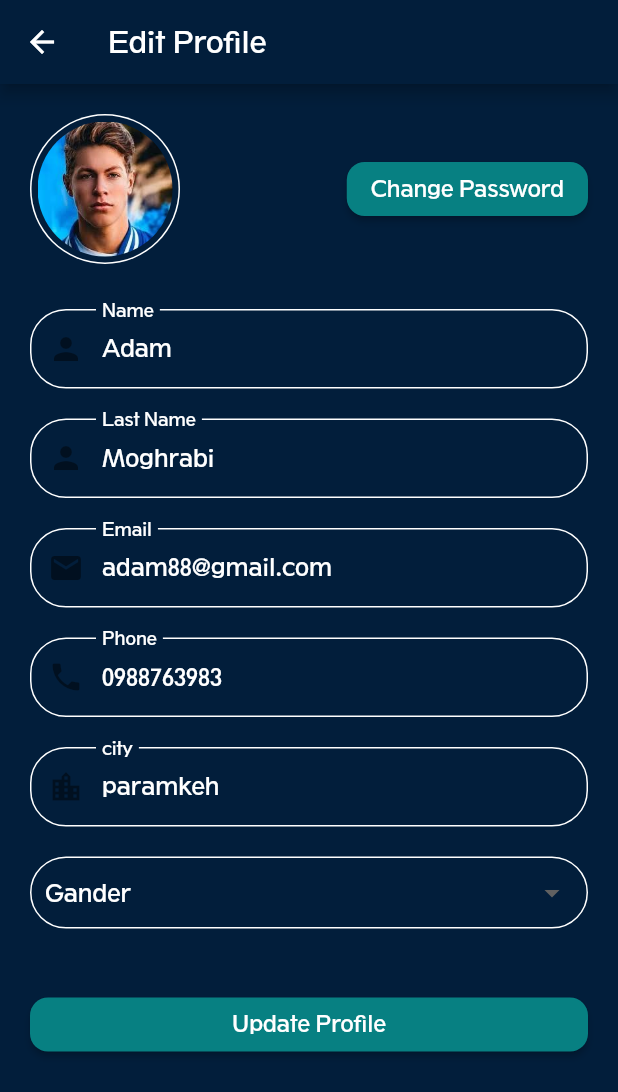
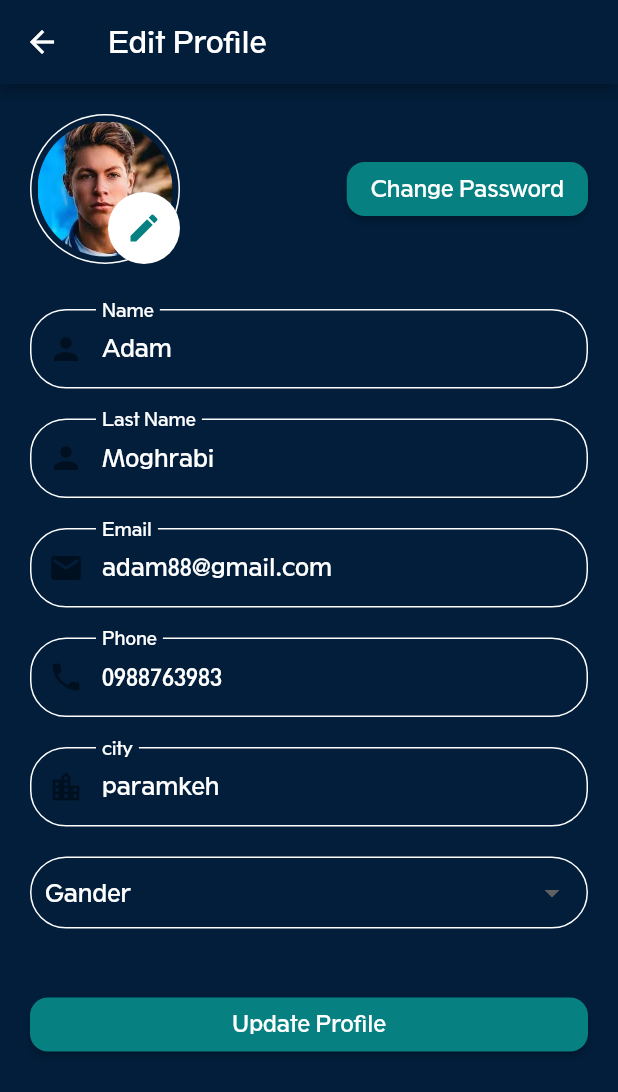
Before and after one commit to rajaashater/real_estate_app, a Flutter app: the ProfileScreen screen opened directly, on a phone screen of 412 x 824 dp. Shown: the top 1092 px of the screen. Run offline on Flutter 3.47's test engine with Material 2 defaults, Android fonts, the phone set to English and light mode, and no system bars; our stand-ins replace awesome_dialog, easy_localization, flutter_rating_bar, image_picker; missing offline and left inert: fluid_bottom_nav_bar, queen_validators.

Commit message:
image picker added && Grid View edited

```diff
--- a/lib/views/components/components.dart
+++ b/lib/views/components/components.dart
@@ -2,3 +2,4 @@ export 'k_range_slider.dart';
 export 'k_choices_wrap.dart';
 export 'k_drop_down_button_form_field.dart';
 export 'K_text_form_field.dart';
+export 'k_profile_image.dart';
--- /dev/null
+++ b/lib/views/components/k_profile_image.dart
@@ -0,0 +1,60 @@
+import 'dart:io';
+
+import 'package:flutter/material.dart';
+import 'package:image_picker/image_picker.dart';
+import 'package:real_estate_app/utils/theme/app_colors.dart';
+
+class KProfileImage extends StatefulWidget {
+  const KProfileImage({Key? key, this.onImageSelected}) : super(key: key);
+  final void Function(XFile image)? onImageSelected;
+  @override
+  State<KProfileImage> createState() => _KProfileImageState();
+}
+
+class _KProfileImageState extends State<KProfileImage> {
+
+  final ImagePicker _picker = ImagePicker();
+
+  XFile? image;
+
+  @override
+  Widget build(BuildContext context) {
+    return Stack(
+      children: [
+        CircleAvatar(
+          backgroundColor: Colors.white,
+          radius: 50,
+          child: CircleAvatar(
+            backgroundColor: AppColors.primary,
+            radius: 49,
+            child: CircleAvatar(
+              radius: 45,
+              backgroundImage:
+              image != null ? FileImage(File(image!.path)) : const AssetImage('assets/images/personal.jpg') as ImageProvider,
+            ),
+          ),
+        ),
+        PositionedDirectional(
+          bottom: 0,
+          end: 0,
+          child: Container(
+              decoration: const BoxDecoration(
+                  color: Colors.white,
+                  shape: BoxShape.circle
+              ),
+              child: IconButton(icon: const Icon(Icons.edit),
+                  onPressed: () async {
+                XFile? newImage = await _picker.pickImage(source: ImageSource.gallery);
+                    setState(() {
+                      image = newImage;
+                    });
+                    if(widget.onImageSelected != null){
+                      widget.onImageSelected!(image!);
+                    }
+                  }
+              )),
+        )
+      ],
+    );
+  }
+}
--- a/lib/views/drawer/profile_screen.dart
+++ b/lib/views/drawer/profile_screen.dart
@@ -1,15 +1,16 @@
 import 'package:easy_localization/easy_localization.dart';
 import 'package:flutter/material.dart';
+import 'package:image_picker/image_picker.dart';
 import 'package:queen_validators/queen_validators.dart';
-
 import '../../utils/theme/app_colors.dart';
-import '../components/k_drop_down_button_form_field.dart';
+import '../components/components.dart';
 import 'change_password.dart';
 
 
 class ProfileScreen extends StatelessWidget {
   ProfileScreen({Key? key}) : super(key: key);
   final _formKey = GlobalKey<FormState>();
+  XFile? _image;
   String? _email;
   String? _city;
   String? _name;
@@ -31,18 +32,11 @@ class ProfileScreen extends StatelessWidget {
               Row(
                 mainAxisAlignment: MainAxisAlignment.spaceBetween,
                 children: [
-                  const CircleAvatar(
-                    backgroundColor: Colors.white,
-                    radius: 50,
-                    child: CircleAvatar(
-                      backgroundColor: AppColors.primary,
-                      radius: 49,
-                      child: CircleAvatar(
-                        radius: 45,
-                        backgroundImage:
-                            AssetImage('assets/images/personal.jpg'),
-                      ),
-                    ),
+                  KProfileImage(
+                    onImageSelected: (image){
+                     //TODO Practice
+                      _image = image;
+                    },
                   ),
                   const SizedBox(width: 10.0),
                   ElevatedButton(
@@ -154,7 +148,9 @@ class ProfileScreen extends StatelessWidget {
               SizedBox(
                 width: double.infinity,
                 child: ElevatedButton(
-                  onPressed: () {},
+                  onPressed: () {
+                    //TODO API request
+                  },
                   child: Text('update_profile'.tr(),
                       style: Theme.of(context).textTheme.headline1),
                 ),
--- a/pubspec.yaml
+++ b/pubspec.yaml
@@ -41,6 +41,7 @@ dependencies:
   awesome_dialog: ^2.2.0
   flutter_rating_bar: ^4.0.0
   image_picker: ^0.8.5
+  flutter_staggered_grid_view: ^0.6.1
 
 dev_dependencies:
 
```
Also changed, not shown: lib/views/drawer/image_picker.dart (deleted, +0 -18 lines), lib/views/drawer/my_favourite.dart (+15 -9 lines), pubspec.lock.
